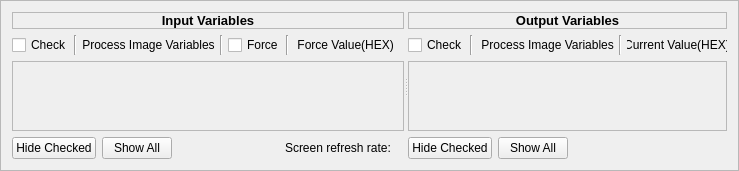
OpenAutomationTechnologies/openPOWERLINK_Qt_App, file apps/demo_qt_advanced/plk_qt_gui/ui/ProcessImageVariables.ui: the form before one commit.
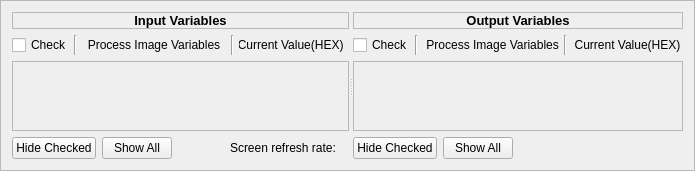
The form after the commit.

Commit message:
Update ProcessImage variables UI.
 - Remove the force check box and force value text box
 - Add a current-value textbox and provide the possibility to force the value while editing it.

The edit to the form file:
```diff
--- a/apps/demo_qt_advanced/plk_qt_gui/ui/ProcessImageVariables.ui
+++ b/apps/demo_qt_advanced/plk_qt_gui/ui/ProcessImageVariables.ui
@@ -74,30 +74,7 @@
           </widget>
          </item>
          <item>
-          <widget class="QCheckBox" name="inputForceAll">
-           <property name="maximumSize">
-            <size>
-             <width>53</width>
-             <height>16777215</height>
-            </size>
-           </property>
-           <property name="toolTip">
-            <string>&lt;html&gt;&lt;head/&gt;&lt;body&gt;&lt;p&gt;&lt;span style=&quot; color:#198320;&quot;&gt;Check to &lt;/span&gt;&lt;span style=&quot; font-weight:600; color:#198320;&quot;&gt;force all the input values&lt;/span&gt;&lt;span style=&quot; color:#198320;&quot;&gt; of the ProcessImage variables.&lt;/span&gt;&lt;/p&gt;&lt;/body&gt;&lt;/html&gt;</string>
-           </property>
-           <property name="text">
-            <string>Force</string>
-           </property>
-          </widget>
-         </item>
-         <item>
-          <widget class="Line" name="lineForceAll">
-           <property name="orientation">
-            <enum>Qt::Vertical</enum>
-           </property>
-          </widget>
-         </item>
-         <item>
-          <widget class="QLabel" name="labelForceValue">
+          <widget class="QLabel" name="labelInputCurrentValue">
            <property name="sizePolicy">
             <sizepolicy hsizetype="Fixed" vsizetype="Fixed">
              <horstretch>0</horstretch>
@@ -117,7 +94,7 @@
             </size>
            </property>
            <property name="text">
-            <string>Force Value(HEX)  </string>
+            <string>Current Value(HEX)  </string>
            </property>
            <property name="alignment">
             <set>Qt::AlignCenter</set>
```
The commit also changes 8 other files.
